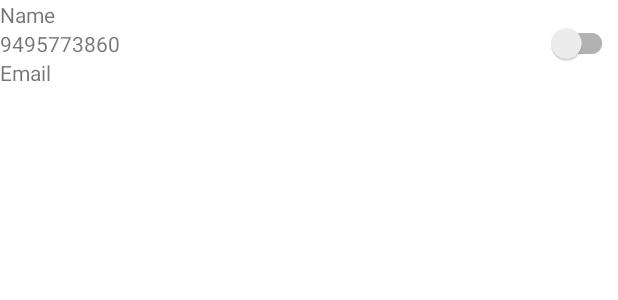
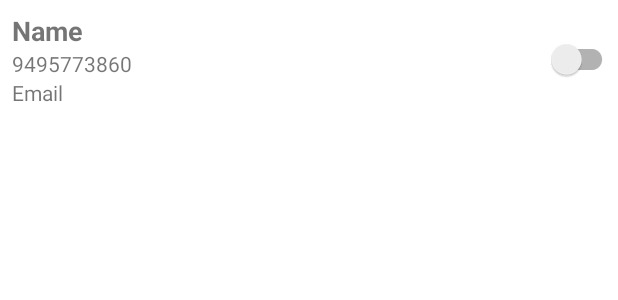
Before and after one commit to KellieHale/Riding-Tracker, an Android app: the layout guardian_row.xml on its own in the app's theme, with its tools: preview values and no code run, on a phone screen of 412 x 824 dp. Shown: the top 300 px of the screen. Run offline under Robolectric (Android 15) with nearby library versions, the phone set to English and light mode, and no system bars.

Commit message:
Themes and SwitchCompat Colors

```diff
--- /dev/null
+++ b/app/src/main/res/drawable/vertical_divider.xml
@@ -0,0 +1,5 @@
+<?xml version="1.0" encoding="utf-8"?>
+<shape xmlns:android="http://schemas.android.com/apk/res/android" >
+    <size android:height="1dip" />
+    <solid android:color="@color/red" />
+</shape>
--- a/app/src/main/res/layout/guardian_row.xml
+++ b/app/src/main/res/layout/guardian_row.xml
@@ -1,19 +1,26 @@
 <?xml version="1.0" encoding="utf-8"?>
 <LinearLayout xmlns:android="http://schemas.android.com/apk/res/android"
+    android:id="@+id/guardianRow"
+    android:layout_width="match_parent"
+    android:layout_height="wrap_content"
+    android:gravity="center_vertical"
+    android:longClickable="true"
     android:orientation="horizontal"
-    android:layout_width="match_parent"
-    android:weightSum="10"
-    android:gravity="center_vertical"
-    android:layout_height="wrap_content">
+    android:weightSum="10">
 
     <LinearLayout
         android:layout_width="0dp"
+        android:layout_height="wrap_content"
         android:layout_weight="8"
-            android:layout_height="wrap_content"
-            android:orientation = "vertical">
+        android:longClickable="true"
+        android:padding="8dp"
+
+        android:orientation="vertical">
 
         <TextView
             android:id="@+id/name_text_view"
+            android:textSize="18sp"
+            android:textStyle="bold"
             android:layout_width="match_parent"
             android:layout_height="wrap_content"
             android:text="@string/name" />
@@ -22,19 +29,22 @@
             android:id="@+id/phone_text_view"
             android:layout_width="match_parent"
             android:layout_height="wrap_content"
-                android:text="@string/phone_number"/>
+            android:textSize="14sp"
+            android:text="@string/phone_number" />
 
         <TextView
             android:id="@+id/email_text_view"
             android:layout_width="match_parent"
             android:layout_height="wrap_content"
-                android:text="@string/email"/>
+            android:textSize="14sp"
+            android:text="@string/email" />
     </LinearLayout>
 
     <androidx.appcompat.widget.SwitchCompat
-        android:layout_weight="2"
         android:id="@+id/broadcastSwitch"
+        android:theme="@style/Theme.RidingTracker.Switch"
         android:layout_width="0dp"
-        android:layout_height="wrap_content" />
+        android:layout_height="wrap_content"
+        android:layout_weight="2" />
 
 </LinearLayout>
--- a/app/src/main/res/layout/guardians.xml
+++ b/app/src/main/res/layout/guardians.xml
@@ -8,6 +8,6 @@
         android:id="@+id/guardians_recycler_view"
         android:layout_width="match_parent"
         android:layout_height="match_parent"
-        app:layout_constraintEnd_toEndOf="parent" />
+        app:layout_constraintEnd_toEndOf="parent"/>
 
 </androidx.constraintlayout.widget.ConstraintLayout>
--- a/app/src/main/res/values/themes.xml
+++ b/app/src/main/res/values/themes.xml
@@ -12,6 +12,8 @@
         <!-- Status bar color. -->
         <item name="android:statusBarColor" tools:targetApi="l">?attr/colorPrimaryVariant</item>
         <!-- Customize your theme here. -->
+        <item name="colorControlNormal">@color/white</item>
+        <item name="colorControlActivated">@color/red</item>
     </style>
 
     <style name="Theme.RidingTracker.NoActionBar">
@@ -22,4 +24,9 @@
     <style name="Theme.RidingTracker.AppBarOverlay" parent="ThemeOverlay.AppCompat.Dark.ActionBar" />
 
     <style name="Theme.RidingTracker.PopupOverlay" parent="ThemeOverlay.AppCompat.Light" />
+
+    <style name="Theme.RidingTracker.Switch" parent="ThemeOverlay.AppCompat.DayNight.ActionBar">
+        <item name="colorControlActivated">@color/red</item>
+        <item name="colorControlNormal">@color/white</item>
+    </style>
 </resources>
```
Also changed, not shown: app/src/main/java/com/riding/tracker/guardians/GuardiansFragment.kt (+19 -3 lines). Lines whose indentation alone changed are shown as unchanged.
